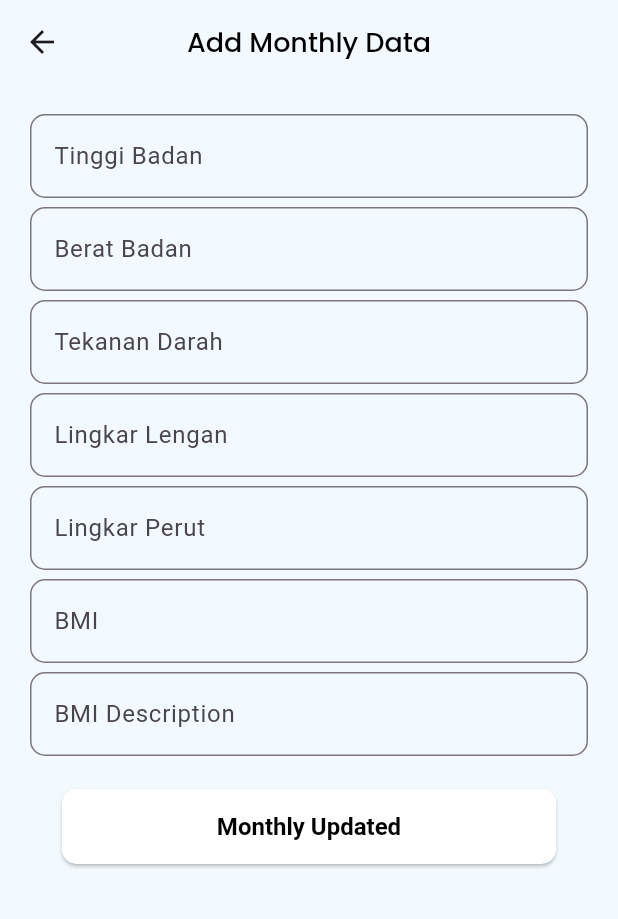
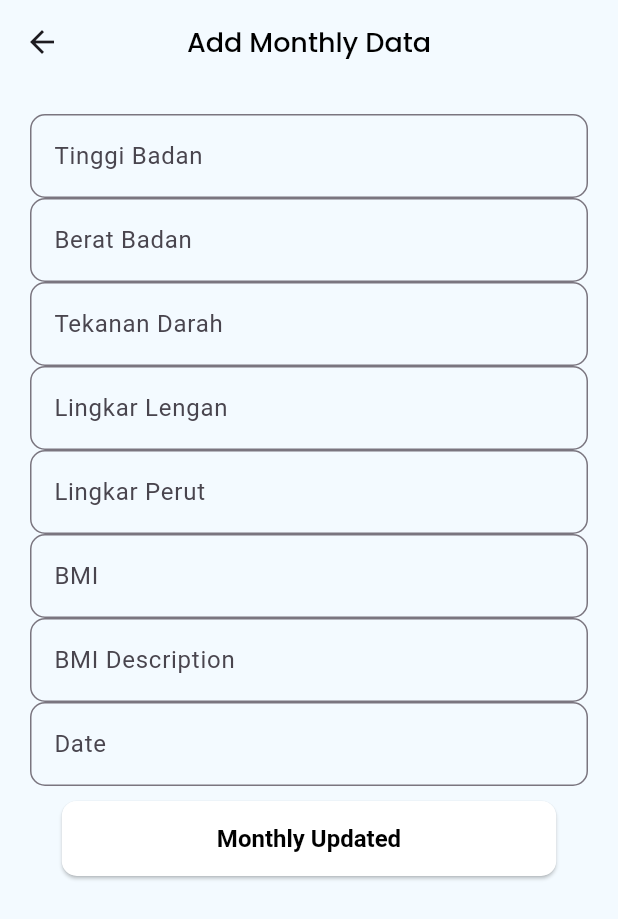
Before and after one commit to MRidhoPS/Posrem_App, a Flutter app: the AddMonthlyData screen opened directly, after a tap on "Monthly Updated", on a phone screen of 412 x 824 dp. Shown: the top 919 px of the screen. Run offline on Flutter 3.47's test engine with Material 3 defaults, Android fonts, the phone set to English and light mode, and no system bars; our stand-ins replace awesome_dialog, cloud_firestore, firebase_auth, firebase_core, google_fonts; accounts and stored records are empty.

Commit message:
change date for opportunity

```diff
--- a/lib/data/controller/input_controller.dart
+++ b/lib/data/controller/input_controller.dart
@@ -16,3 +16,4 @@
 TextEditingController lpController = TextEditingController();
 TextEditingController bmiController = TextEditingController();
 TextEditingController bmiDescController = TextEditingController();
+TextEditingController dateController = TextEditingController();
--- a/lib/presentation/components/button_create_user.dart
+++ b/lib/presentation/components/button_create_user.dart
@@ -47,6 +47,7 @@
           lpController.text,
           bmiController.text,
           bmiDescController.text,
+          dateController.text,
         );
 
         context.read<ListProvider>().fethAllUser();
@@ -61,6 +62,7 @@
         lpController.clear();
         bmiController.clear();
         bmiDescController.clear();
+        dateController.clear();
       } catch (e) {
         AlertDialog(title: Text(e.toString()));
       }
--- a/lib/presentation/page/add_monthlydata_user.dart
+++ b/lib/presentation/page/add_monthlydata_user.dart
@@ -66,6 +66,12 @@
                   label: Text('BMI Description'),
                 ),
               ),
+              TextFormField(
+                controller: dateController,
+                decoration: const InputDecoration(
+                  label: Text('Date'),
+                ),
+              ),
               const SizedBox(
                 height: 10,
               ),
```
Also changed, not shown: lib/data/datasources/firebase_database.dart (+5 -2 lines).
